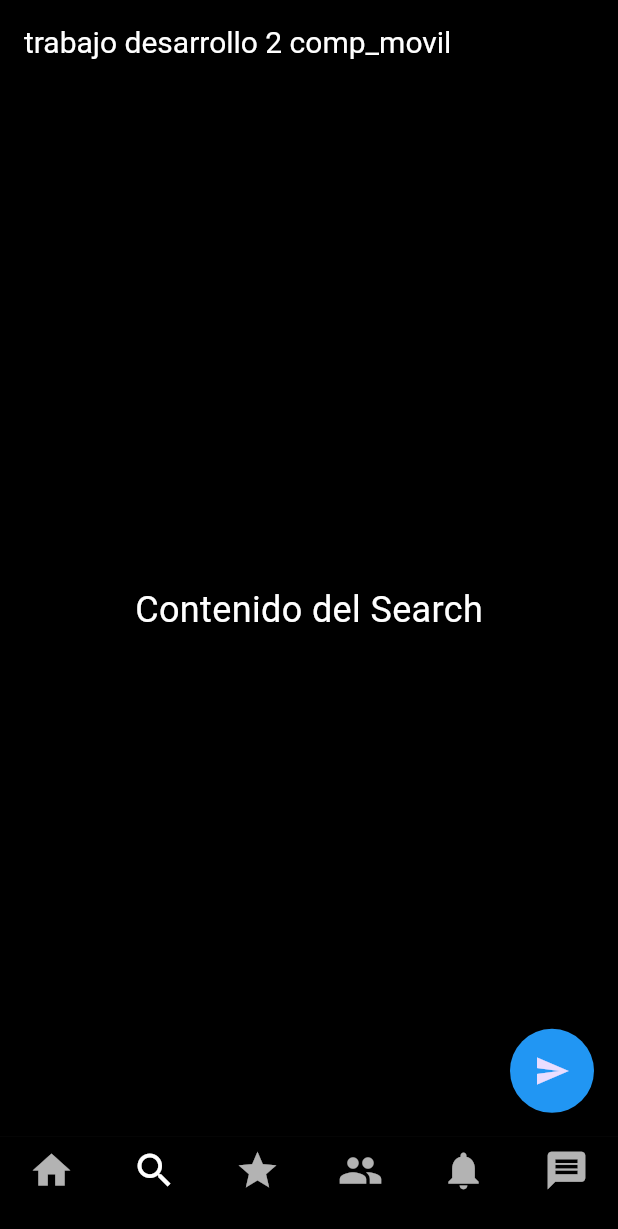
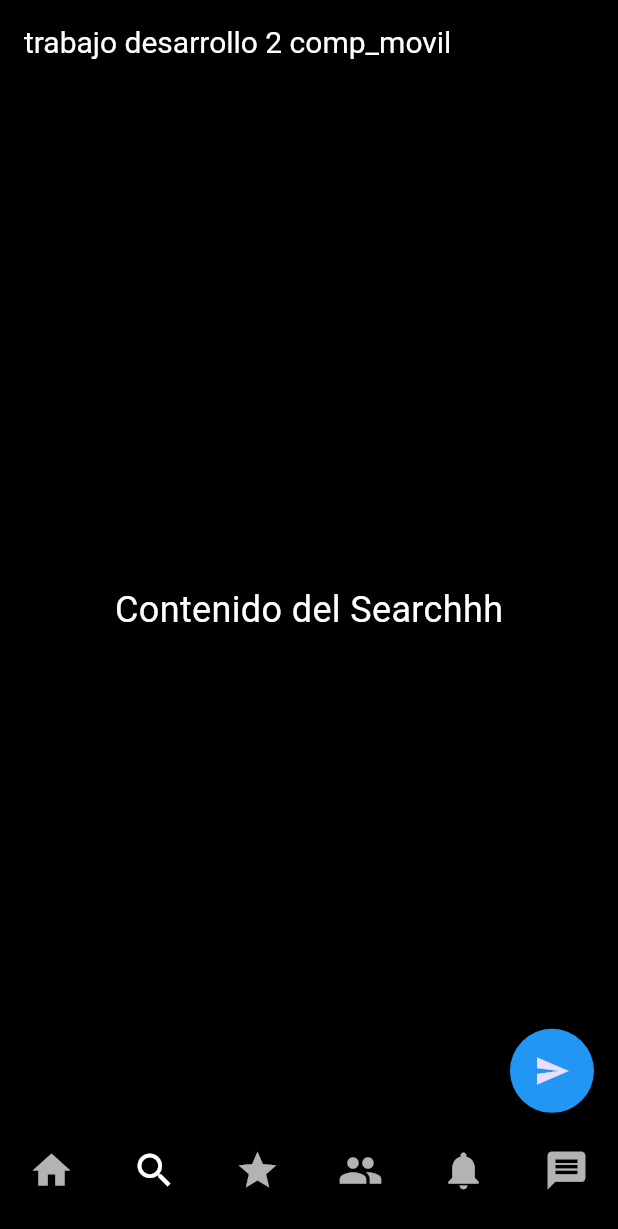
Before and after one commit to Naxoki/td2_comp_movil, a Flutter app: the screen it shows after launch, item 2 of the bottom bar chosen, on a phone screen of 412 x 824 dp. Shown: the top 1229 px of the screen. Run offline on Flutter 3.47's test engine with Material 3 defaults, Android fonts, the phone set to English and light mode, and no system bars.

Commit message:
prueba de commint para fank

```diff
--- a/lib/menu2.dart
+++ b/lib/menu2.dart
@@ -10,7 +10,7 @@ class Menu2Page extends StatelessWidget {
       currentIndex: 1, // Indica que Menu2 está seleccionado.
       body: const Center(
         child: Text(
-          'Contenido del Search',
+          'Contenido del Searchhh',
           style: TextStyle(fontSize: 24),
         ),
       ),
```
